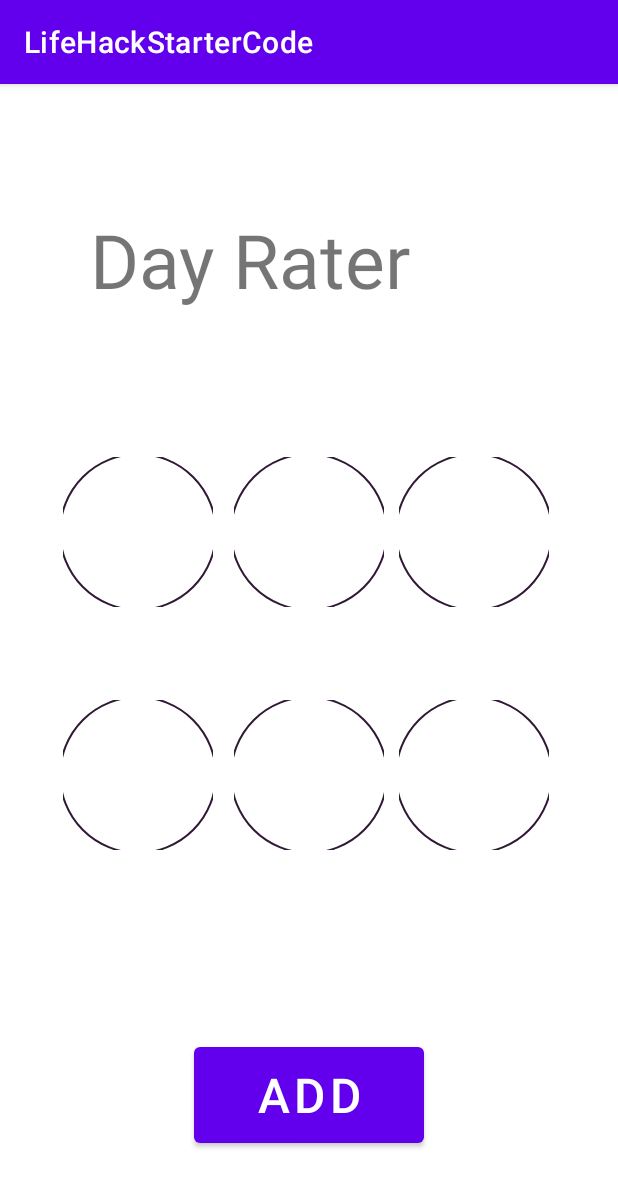
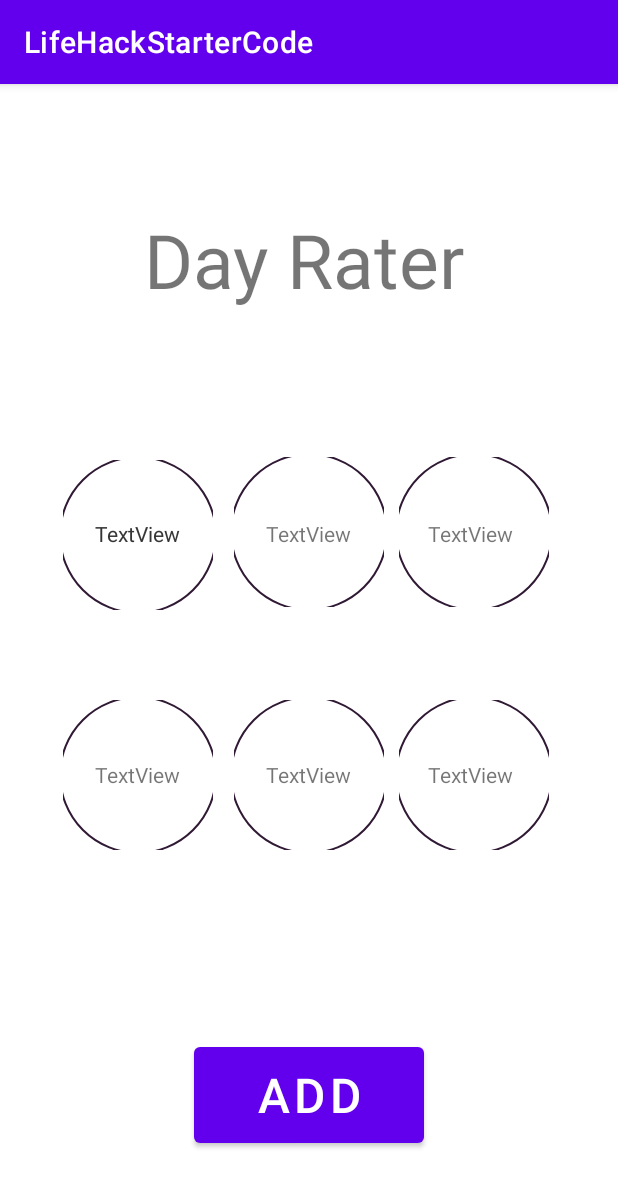
Before and after one commit to henry0225/Day_Rater, an Android app: the screen it shows after launch (MainActivity), on a phone screen of 412 x 824 dp. Shown: the top 1187 px of the screen. Run offline under Robolectric (Android 15) with nearby library versions, the phone set to English and light mode, and no system bars.

Commit message:
6 Circlesf

```diff
--- a/app/src/main/res/layout/activity_main.xml
+++ b/app/src/main/res/layout/activity_main.xml
@@ -5,6 +5,72 @@
     android:layout_width="match_parent"
     android:layout_height="match_parent"
     tools:context=".MainActivity">
+
+    <TextView
+        android:id="@+id/dataAverage"
+        android:layout_width="79dp"
+        android:layout_height="70dp"
+        android:layout_marginStart="10dp"
+        android:layout_marginBottom="16dp"
+        android:gravity="center"
+        android:text="TextView"
+        app:layout_constraintBottom_toBottomOf="@+id/imageView2"
+        app:layout_constraintStart_toStartOf="@+id/imageView2" />
+
+    <TextView
+        android:id="@+id/WeeklyAverage"
+        android:layout_width="79dp"
+        android:layout_height="70dp"
+        android:layout_marginStart="10dp"
+        android:layout_marginBottom="16dp"
+        android:gravity="center"
+        android:text="TextView"
+        app:layout_constraintBottom_toBottomOf="@+id/imageView2"
+        app:layout_constraintStart_toStartOf="@+id/imageView2" />
+
+    <TextView
+        android:id="@+id/MonthlyAverage"
+        android:layout_width="79dp"
+        android:layout_height="70dp"
+        android:layout_marginStart="10dp"
+        android:layout_marginBottom="15dp"
+        android:gravity="center"
+        android:text="TextView"
+        app:layout_constraintBottom_toBottomOf="@+id/imageView"
+        app:layout_constraintStart_toStartOf="@+id/imageView" />
+
+    <TextView
+        android:id="@+id/dataText4"
+        android:layout_width="79dp"
+        android:layout_height="70dp"
+        android:layout_marginStart="10dp"
+        android:layout_marginBottom="15dp"
+        android:gravity="center"
+        android:text="TextView"
+        app:layout_constraintBottom_toBottomOf="@+id/imageView5"
+        app:layout_constraintStart_toStartOf="@+id/imageView5" />
+
+    <TextView
+        android:id="@+id/dataText5"
+        android:layout_width="79dp"
+        android:layout_height="70dp"
+        android:layout_marginStart="8dp"
+        android:layout_marginBottom="15dp"
+        android:gravity="center"
+        android:text="TextView"
+        app:layout_constraintBottom_toBottomOf="@+id/imageView3"
+        app:layout_constraintStart_toStartOf="@+id/imageView3" />
+
+    <TextView
+        android:id="@+id/dataText6"
+        android:layout_width="79dp"
+        android:layout_height="70dp"
+        android:layout_marginStart="124dp"
+        android:layout_marginBottom="16dp"
+        android:gravity="center"
+        android:text="TextView"
+        app:layout_constraintBottom_toBottomOf="@+id/imageView2"
+        app:layout_constraintStart_toStartOf="@+id/imageView2" />
 
     <ImageView
         android:id="@+id/imageView5"
@@ -45,7 +111,7 @@
         android:layout_width="wrap_content"
         android:layout_height="wrap_content"
         android:layout_marginEnd="14dp"
-        android:layout_marginBottom="62dp"
+        android:layout_marginBottom="60dp"
         app:layout_constraintBottom_toTopOf="@+id/imageView"
         app:layout_constraintEnd_toStartOf="@+id/imageView6"
         app:layout_constraintHorizontal_chainStyle="packed"
@@ -76,12 +142,14 @@
 
     <TextView
         android:id="@+id/textDayRater"
-        android:layout_width="wrap_content"
-        android:layout_height="wrap_content"
-        android:layout_marginStart="60dp"
+        android:layout_width="220dp"
+        android:layout_height="64dp"
+        android:layout_marginStart="110dp"
         android:layout_marginTop="83dp"
+        android:layout_marginEnd="110dp"
         android:text="Day Rater"
         android:textSize="50sp"
+        app:layout_constraintEnd_toEndOf="parent"
         app:layout_constraintStart_toStartOf="parent"
         app:layout_constraintTop_toTopOf="parent" />
 
@@ -96,4 +164,15 @@
         app:layout_constraintEnd_toEndOf="parent"
         app:layout_constraintStart_toStartOf="parent" />
 
+    <TextView
+        android:id="@+id/dataText1"
+        android:layout_width="79dp"
+        android:layout_height="70dp"
+        android:layout_marginStart="232dp"
+        android:layout_marginBottom="16dp"
+        android:gravity="center"
+        android:text="TextView"
+        app:layout_constraintBottom_toBottomOf="@+id/imageView2"
+        app:layout_constraintStart_toStartOf="@+id/imageView2" />
+
 </androidx.constraintlayout.widget.ConstraintLayout>
```
